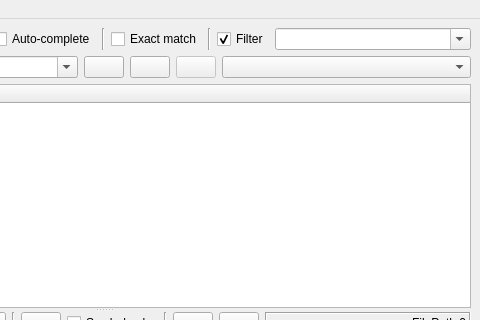
This is gui/ui/mainWindow.ui in ruben2020/codequery as Qt 5 draws it before an edit; both pictures show x 273 to 753 and y 0 to 320 of the 753 by 600 pixel window. The edited form follows.
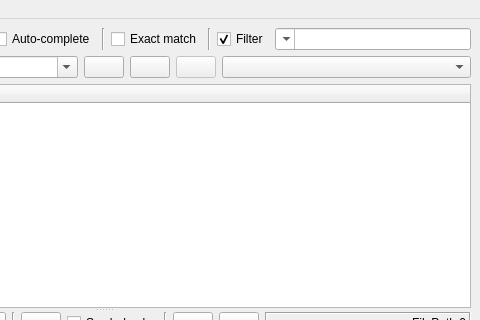
This is the edited form. Icons and pictures are not drawn. Custom widgets are drawn as their Qt base class.

Diff of the .ui file:
```diff
--- a/gui/ui/mainWindow.ui
+++ b/gui/ui/mainWindow.ui
@@ -121,6 +121,9 @@
           <property name="statusTip">
            <string>File path filter, wildcard searches (* and ?) are supported</string>
           </property>
+          <property name="layoutDirection">
+           <enum>Qt::RightToLeft</enum>
+          </property>
           <property name="editable">
            <bool>true</bool>
           </property>
```
